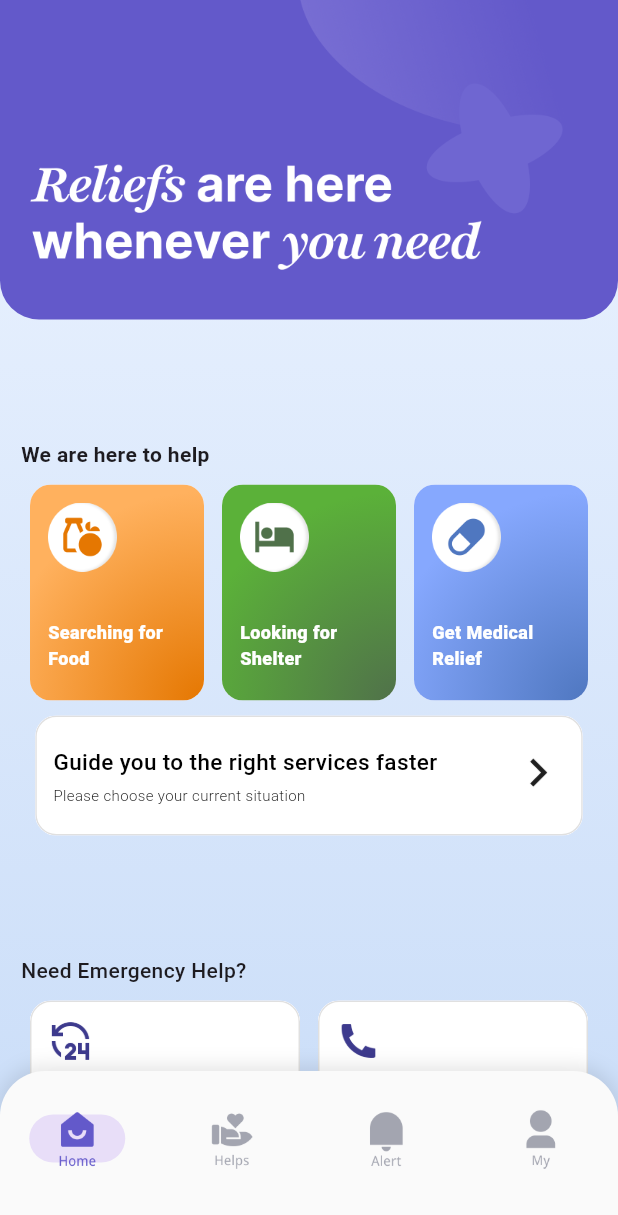
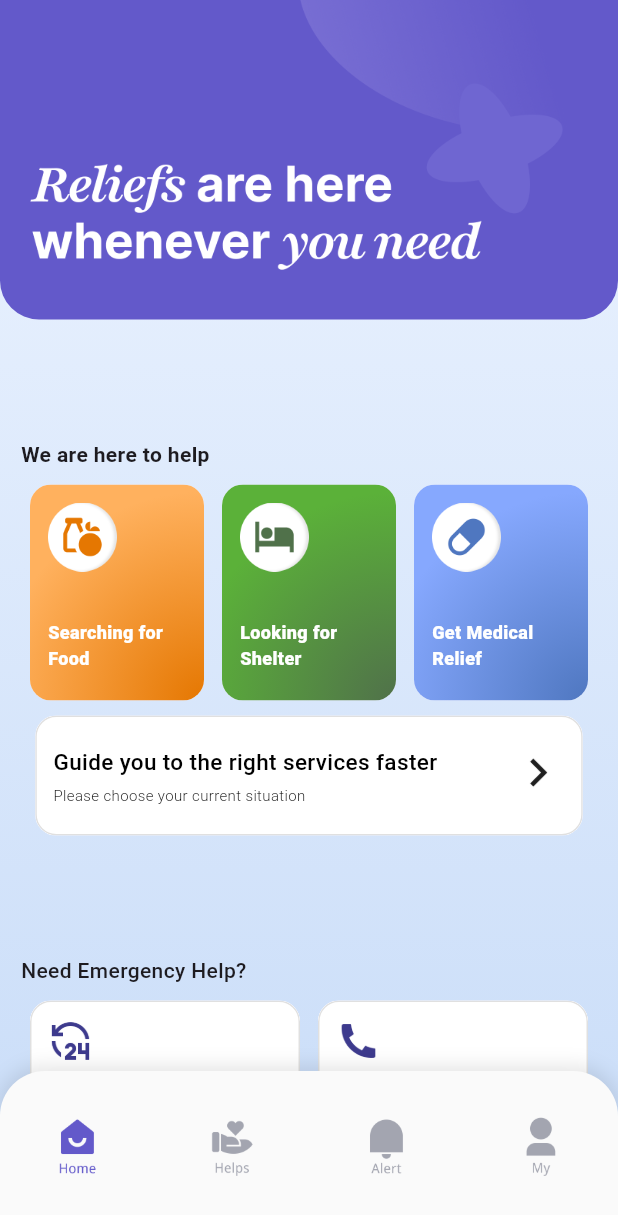
Before and after one commit to jamalvh/AllHelps, a Flutter app: the screen it shows after launch, on a phone screen of 412 x 824 dp. Shown: the top 1215 px of the screen. Run offline on Flutter 3.47's test engine with Material 3 defaults, Android fonts, the phone set to English and light mode, and no system bars.

Commit message:
nav bar fixed

```diff
--- a/lib/main.dart
+++ b/lib/main.dart
@@ -3,8 +3,6 @@ import 'package:allhelps/alert.dart';
 import 'package:allhelps/helps.dart';
 import 'package:allhelps/home.dart';
 import 'package:allhelps/my.dart';
-
-int selectedIndex = 0;
 
 void main() {
   runApp(MyApp());
@@ -16,50 +14,13 @@ class MyApp extends StatefulWidget {
 }
 
 class _MyAppState extends State<MyApp> {
+  int selectedIndex = 0; // Move selectedIndex inside the State class
+
   final List<Widget> pages = [
     MyHomePage(),
     HelpsPage(),
     AlertPage(),
     MyPage(),
-  ];
-
-  final List<NavigationDestination> destinations = [
-    NavigationDestination(
-      icon: Center(
-        child: Image.asset('assets/images/Home.png', height: 40),
-      ),
-      selectedIcon: Center(
-        child: Image.asset('assets/images/Home_selected.png', height: 40),
-      ),
-      label: '',
-    ),
-    NavigationDestination(
-      icon: Center(
-        child: Image.asset('assets/images/Helps.png', height: 40),
-      ),
-      selectedIcon: Center(
-        child: Image.asset('assets/images/Helps_selected.png', height: 40),
-      ),
-      label: '',
-    ),
-    NavigationDestination(
-      icon: Center(
-        child: Image.asset('assets/images/Alert.png', height: 40),
-      ),
-      selectedIcon: Center(
-        child: Image.asset('assets/images/Alert_selected.png', height: 40),
-      ),
-      label: '',
-    ),
-    NavigationDestination(
-      icon: Center(
-        child: Image.asset('assets/images/My.png', height: 40),
-      ),
-      selectedIcon: Center(
-        child: Image.asset('assets/images/My_selected.png', height: 40),
-      ),
-      label: '',
-    ),
   ];
 
   @override
@@ -71,13 +32,13 @@ class _MyAppState extends State<MyApp> {
       home: Scaffold(
         body: Stack(
           children: [
-            pages[selectedIndex], // App content behind NavigationBar
+            pages[selectedIndex], // App content behind Navigation Bar
             Align(
               alignment: Alignment.bottomCenter,
               child: Container(
-                height: 110,
+              height: 110, // Set your desired height
               decoration: BoxDecoration(
-                  color: const Color(0xFFFAFAFA), // Your navbar color
+                color: const Color(0xFFFAFAFA),
                 borderRadius: const BorderRadius.only(
                   topLeft: Radius.circular(30),
                   topRight: Radius.circular(30),
@@ -87,25 +48,72 @@ class _MyAppState extends State<MyApp> {
                     color: Colors.black.withOpacity(0.1),
                     blurRadius: 10,
                     spreadRadius: 1,
-                      offset: Offset(0, -2), // Subtle shadow effect
+                    offset: Offset(0, -2),
                   ),
                 ],
               ),
-                child: ClipRRect(
-                  borderRadius: const BorderRadius.only(
-                    topLeft: Radius.circular(30),
-                    topRight: Radius.circular(30),
-                  ),
-                  child: NavigationBar(
-                    backgroundColor:
-                        Colors.transparent, // Matches container color
-                    destinations: destinations,
-                    selectedIndex: selectedIndex,
-                    onDestinationSelected: (index) {
+              child: Padding(
+                padding: const EdgeInsets.only(bottom: 10), // Move icons up by 10 pixels
+                child: Row(
+                  mainAxisAlignment: MainAxisAlignment.spaceAround,
+                  children: [
+                    // Home Icon
+                    GestureDetector(
+                      onTap: () {
                         setState(() {
-                        selectedIndex = index;
+                          selectedIndex = 0;
                         });
                       },
+                      child: Image.asset(
+                        selectedIndex == 0
+                            ? 'assets/images/Home_selected.png'
+                            : 'assets/images/Home.png',
+                        height: 40,
+                      ),
+                    ),
+                    // Helps Icon
+                    GestureDetector(
+                      onTap: () {
+                        setState(() {
+                          selectedIndex = 1;
+                        });
+                      },
+                      child: Image.asset(
+                        selectedIndex == 1
+                            ? 'assets/images/Helps_selected.png'
+                            : 'assets/images/Helps.png',
+                        height: 40,
+                      ),
+                    ),
+                    // Alert Icon
+                    GestureDetector(
+                      onTap: () {
+                        setState(() {
+                          selectedIndex = 2;
+                        });
+                      },
+                      child: Image.asset(
+                        selectedIndex == 2
+                            ? 'assets/images/Alert_selected.png'
+                            : 'assets/images/Alert.png',
+                        height: 40,
+                      ),
+                    ),
+                    // My Icon
+                    GestureDetector(
+                      onTap: () {
+                        setState(() {
+                          selectedIndex = 3;
+                        });
+                      },
+                      child: Image.asset(
+                        selectedIndex == 3
+                            ? 'assets/images/My_selected.png'
+                            : 'assets/images/My.png',
+                        height: 40,
+                      ),
+                    ),
+                  ],
                 ),
               ),
             ),
```
Lines whose indentation alone changed are shown as unchanged.
